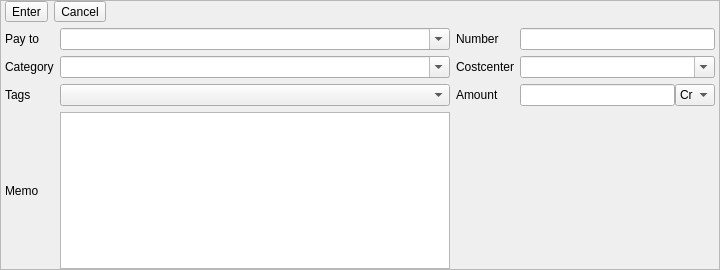
KDE/kmymoney, file kmymoney/views/newspliteditor.ui: the form before one commit.
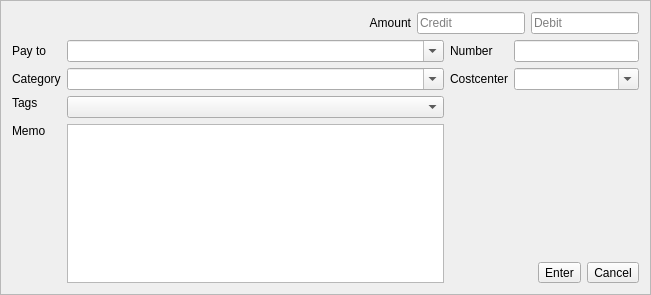
The form after the commit. Custom widgets are drawn as their Qt base class.

```diff
--- a/kmymoney/views/newspliteditor.ui
+++ b/kmymoney/views/newspliteditor.ui
@@ -6,8 +6,8 @@
    <rect>
     <x>0</x>
     <y>0</y>
-    <width>720</width>
-    <height>270</height>
+    <width>651</width>
+    <height>295</height>
    </rect>
   </property>
   <property name="frameShape">
@@ -16,21 +16,82 @@
   <property name="frameShadow">
    <enum>QFrame::Raised</enum>
   </property>
-  <layout class="QVBoxLayout" name="verticalLayout">
-   <property name="leftMargin">
-    <number>4</number>
-   </property>
-   <property name="topMargin">
-    <number>0</number>
-   </property>
-   <property name="rightMargin">
-    <number>4</number>
-   </property>
-   <property name="bottomMargin">
-    <number>0</number>
-   </property>
+  <layout class="QGridLayout" name="gridLayout" columnstretch="0,3,0,1">
+   <item row="0" column="0" colspan="4">
+    <layout class="QHBoxLayout" name="hl1" stretch="0,1,0,0">
+     <item>
+      <spacer name="hs2">
+       <property name="orientation">
+        <enum>Qt::Horizontal</enum>
+       </property>
+       <property name="sizeHint" stdset="0">
+        <size>
+         <width>40</width>
+         <height>20</height>
+        </size>
+       </property>
+      </spacer>
+     </item>
+     <item>
+      <widget class="QLabel" name="amountLabel">
+       <property name="text">
+        <string>Amount</string>
+       </property>
+       <property name="alignment">
+        <set>Qt::AlignRight|Qt::AlignTrailing|Qt::AlignVCenter</set>
+       </property>
+      </widget>
+     </item>
    <item>
-    <layout class="QHBoxLayout" name="horizontalLayout">
+      <widget class="AmountEdit" name="amountEditCredit">
+       <property name="sizePolicy">
+        <sizepolicy hsizetype="Expanding" vsizetype="Fixed">
+         <horstretch>0</horstretch>
+         <verstretch>0</verstretch>
+        </sizepolicy>
+       </property>
+       <property name="placeholderText">
+        <string>Credit</string>
+       </property>
+      </widget>
+     </item>
+     <item>
+      <widget class="AmountEdit" name="amountEditDebit">
+       <property name="sizePolicy">
+        <sizepolicy hsizetype="Expanding" vsizetype="Fixed">
+         <horstretch>0</horstretch>
+         <verstretch>0</verstretch>
+        </sizepolicy>
+       </property>
+       <property name="placeholderText">
+        <string>Debit</string>
+       </property>
+      </widget>
+     </item>
+    </layout>
+   </item>
+   <item row="5" column="1" rowspan="4">
+    <widget class="QPlainTextEdit" name="memoEdit">
+     <property name="tabChangesFocus">
+      <bool>true</bool>
+     </property>
+    </widget>
+   </item>
+   <item row="8" column="2" colspan="2">
+    <layout class="QHBoxLayout" name="hl2">
+     <item>
+      <spacer name="hs3">
+       <property name="orientation">
+        <enum>Qt::Horizontal</enum>
+       </property>
+       <property name="sizeHint" stdset="0">
+        <size>
+         <width>17</width>
+         <height>20</height>
+        </size>
+       </property>
+      </spacer>
+     </item>
      <item>
       <widget class="QToolButton" name="enterButton">
        <property name="text">
@@ -51,51 +112,16 @@
        </property>
       </widget>
      </item>
-     <item>
-      <spacer name="horizontalSpacer">
-       <property name="orientation">
-        <enum>Qt::Horizontal</enum>
-       </property>
-       <property name="sizeHint" stdset="0">
-        <size>
-         <width>40</width>
-         <height>20</height>
-        </size>
-       </property>
-      </spacer>
-     </item>
     </layout>
    </item>
-   <item>
-    <layout class="QGridLayout" name="gridLayout" columnstretch="0,2,0,1">
+   <item row="3" column="0">
+    <widget class="QLabel" name="tagsLabel">
+     <property name="text">
+      <string>Tags</string>
+     </property>
+    </widget>
+   </item>
      <item row="1" column="1">
-      <widget class="KMyMoneyAccountCombo" name="accountCombo">
-       <property name="editable">
-        <bool>true</bool>
-       </property>
-       <property name="iconSize">
-        <size>
-         <width>0</width>
-         <height>0</height>
-        </size>
-       </property>
-      </widget>
-     </item>
-     <item row="3" column="1">
-      <widget class="QPlainTextEdit" name="memoEdit">
-       <property name="tabChangesFocus">
-        <bool>true</bool>
-       </property>
-      </widget>
-     </item>
-     <item row="0" column="0">
-      <widget class="QLabel" name="label">
-       <property name="text">
-        <string>Pay to</string>
-       </property>
-      </widget>
-     </item>
-     <item row="0" column="1">
       <widget class="QComboBox" name="payeeEdit">
        <property name="editable">
         <bool>true</bool>
@@ -105,24 +131,41 @@
        </property>
       </widget>
      </item>
-     <item row="0" column="2">
-      <widget class="QLabel" name="label_4">
+   <item row="1" column="2">
+    <widget class="QLabel" name="numberLabel">
        <property name="text">
         <string>Number</string>
        </property>
       </widget>
      </item>
-     <item row="0" column="3">
-      <widget class="QLineEdit" name="numberEdit"/>
-     </item>
      <item row="1" column="0">
-      <widget class="QLabel" name="label_2">
+    <widget class="QLabel" name="payToLabel">
+     <property name="text">
+      <string>Pay to</string>
+     </property>
+    </widget>
+   </item>
+   <item row="2" column="1">
+    <widget class="KMyMoneyAccountCombo" name="accountCombo">
+     <property name="editable">
+      <bool>true</bool>
+     </property>
+     <property name="iconSize">
+      <size>
+       <width>0</width>
+       <height>0</height>
+      </size>
+     </property>
+    </widget>
+   </item>
+   <item row="2" column="0">
+    <widget class="QLabel" name="categoryLabel">
        <property name="text">
         <string>Category</string>
        </property>
       </widget>
      </item>
-     <item row="1" column="2">
+   <item row="2" column="2">
       <widget class="QLabel" name="costCenterLabel">
        <property name="text">
         <string>Costcenter</string>
@@ -130,84 +173,41 @@
       </widget>
      </item>
      <item row="1" column="3">
-      <widget class="QComboBox" name="costCenterCombo">
-       <property name="editable">
-        <bool>true</bool>
-       </property>
-      </widget>
-     </item>
-     <item row="2" column="0">
-      <widget class="QLabel" name="label_5">
-       <property name="text">
-        <string>Tags</string>
-       </property>
-      </widget>
-     </item>
-     <item row="2" column="1">
-      <widget class="QComboBox" name="comboBox"/>
-     </item>
-     <item row="2" column="2">
-      <widget class="QLabel" name="label_7">
-       <property name="text">
-        <string>Amount</string>
-       </property>
-      </widget>
+    <widget class="QLineEdit" name="numberEdit"/>
      </item>
      <item row="2" column="3">
-      <layout class="QHBoxLayout" name="amountLayout" stretch="5,0">
-       <property name="spacing">
-        <number>0</number>
-       </property>
-       <item>
-        <widget class="AmountEdit" name="amountEdit">
-         <property name="sizePolicy">
-          <sizepolicy hsizetype="Expanding" vsizetype="Fixed">
-           <horstretch>0</horstretch>
-           <verstretch>0</verstretch>
-          </sizepolicy>
-         </property>
-        </widget>
-       </item>
-       <item>
-        <widget class="QComboBox" name="amountTypeCombo">
-         <property name="sizePolicy">
-          <sizepolicy hsizetype="Minimum" vsizetype="Fixed">
-           <horstretch>0</horstretch>
-           <verstretch>0</verstretch>
-          </sizepolicy>
-         </property>
-         <property name="maximumSize">
-          <size>
-           <width>40</width>
-           <height>16777215</height>
-          </size>
-         </property>
+    <widget class="QComboBox" name="costCenterCombo">
          <property name="editable">
-          <bool>false</bool>
-         </property>
-         <item>
-          <property name="text">
-           <string>Cr</string>
-          </property>
-         </item>
-         <item>
-          <property name="text">
-           <string>Dr</string>
-          </property>
-         </item>
-        </widget>
-       </item>
-      </layout>
-     </item>
-     <item row="3" column="0">
-      <widget class="QLabel" name="label_3">
+      <bool>true</bool>
+     </property>
+    </widget>
+   </item>
+   <item row="5" column="0">
+    <widget class="QLabel" name="memoLabel">
        <property name="text">
         <string>Memo</string>
        </property>
-      </widget>
-     </item>
-    </layout>
+     <property name="alignment">
+      <set>Qt::AlignLeading|Qt::AlignLeft|Qt::AlignTop</set>
+     </property>
+    </widget>
+   </item>
+   <item row="3" column="1" rowspan="2">
+    <widget class="QComboBox" name="comboBox"/>
    </item>
+   <item row="7" column="2">
+    <spacer name="verticalSpacer">
+     <property name="orientation">
+      <enum>Qt::Vertical</enum>
+     </property>
+     <property name="sizeHint" stdset="0">
+      <size>
+       <width>20</width>
+       <height>40</height>
+      </size>
+     </property>
+    </spacer>
+   </item>
   </layout>
  </widget>
  <customwidgets>
```
Left out of the diff: 25 changed lines with no effect on the pictures. Lines whose indentation alone changed are shown as unchanged.
